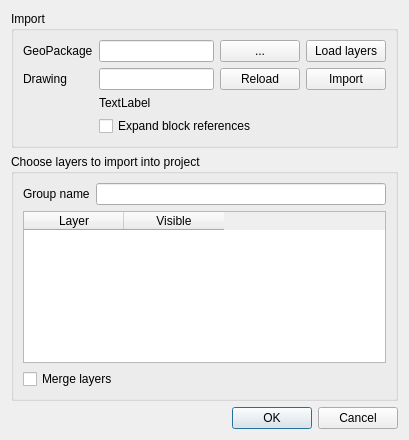
This is src/ui/qgsdwgimportbase.ui in jef-n/QGIS as Qt 5 draws it before an edit. The edited form follows.
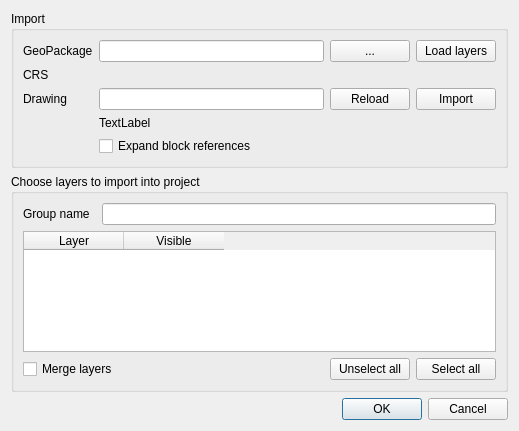
This is the edited form. Custom widgets are drawn as their Qt base class.

Commit message: * reduce debugging noise * select and assign CRS * port block expansion to OGR + byblock * select/deselect all layers

What changed in the file:
```diff
--- a/src/ui/qgsdwgimportbase.ui
+++ b/src/ui/qgsdwgimportbase.ui
@@ -6,8 +6,8 @@
    <rect>
     <x>0</x>
     <y>0</y>
-    <width>409</width>
-    <height>440</height>
+    <width>519</width>
+    <height>431</height>
    </rect>
   </property>
   <property name="windowTitle">
@@ -33,7 +33,7 @@
       <bool>false</bool>
      </property>
      <layout class="QGridLayout" name="gridLayout_2">
-      <item row="1" column="0" colspan="2">
+      <item row="1" column="0" colspan="3">
        <widget class="QTableWidget" name="mLayers">
         <property name="alternatingRowColors">
          <bool>true</bool>
@@ -53,12 +53,8 @@
         </column>
        </widget>
       </item>
-      <item row="2" column="0" colspan="2">
-       <widget class="QCheckBox" name="cbMergeLayers">
-        <property name="text">
-         <string>Merge layers</string>
-        </property>
-       </widget>
+      <item row="0" column="2">
+       <widget class="QLineEdit" name="leLayerGroup"/>
       </item>
       <item row="0" column="0">
        <widget class="QLabel" name="label_3">
@@ -67,8 +63,43 @@
         </property>
        </widget>
       </item>
-      <item row="0" column="1">
-       <widget class="QLineEdit" name="leLayerGroup"/>
+      <item row="2" column="0" colspan="3">
+       <layout class="QHBoxLayout" name="horizontalLayout_3">
+        <item>
+         <widget class="QCheckBox" name="cbMergeLayers">
+          <property name="text">
+           <string>Merge layers</string>
+          </property>
+         </widget>
+        </item>
+        <item>
+         <spacer name="horizontalSpacer">
+          <property name="orientation">
+           <enum>Qt::Horizontal</enum>
+          </property>
+          <property name="sizeHint" stdset="0">
+           <size>
+            <width>40</width>
+            <height>20</height>
+           </size>
+          </property>
+         </spacer>
+        </item>
+        <item>
+         <widget class="QPushButton" name="pbDeselectAll">
+          <property name="text">
+           <string>Unselect all</string>
+          </property>
+         </widget>
+        </item>
+        <item>
+         <widget class="QPushButton" name="pbSelectAll">
+          <property name="text">
+           <string>Select all</string>
+          </property>
+         </widget>
+        </item>
+       </layout>
       </item>
      </layout>
     </widget>
@@ -79,14 +110,14 @@
       <string>Import</string>
      </property>
      <layout class="QGridLayout" name="gridLayout_4">
-      <item row="1" column="0">
+      <item row="3" column="0">
        <widget class="QLabel" name="label_2">
         <property name="text">
          <string>Drawing</string>
         </property>
        </widget>
       </item>
-      <item row="1" column="1">
+      <item row="3" column="1">
        <layout class="QHBoxLayout" name="horizontalLayout_2">
         <item>
          <widget class="QLineEdit" name="leDrawing">
@@ -143,25 +174,66 @@
         </item>
        </layout>
       </item>
-      <item row="3" column="1">
+      <item row="5" column="1">
        <widget class="QLabel" name="lblMessage">
         <property name="text">
          <string notr="true">TextLabel</string>
         </property>
        </widget>
       </item>
-      <item row="4" column="1">
+      <item row="6" column="1">
        <widget class="QCheckBox" name="cbExpandInserts">
         <property name="text">
          <string>Expand block references</string>
         </property>
        </widget>
       </item>
+      <item row="1" column="0">
+       <widget class="QLabel" name="label_4">
+        <property name="text">
+         <string>CRS</string>
+        </property>
+        <property name="buddy">
+         <cstring>mCrsSelector</cstring>
+        </property>
+       </widget>
+      </item>
+      <item row="1" column="1">
+       <widget class="QgsProjectionSelectionWidget" name="mCrsSelector">
+        <property name="focusPolicy">
+         <enum>Qt::StrongFocus</enum>
+        </property>
+       </widget>
+      </item>
      </layout>
     </widget>
    </item>
   </layout>
  </widget>
+ <customwidgets>
+  <customwidget>
+   <class>QgsProjectionSelectionWidget</class>
+   <extends>QWidget</extends>
+   <header>qgsprojectionselectionwidget.h</header>
+   <container>1</container>
+  </customwidget>
+ </customwidgets>
+ <tabstops>
+  <tabstop>leDatabase</tabstop>
+  <tabstop>pbBrowseDatabase</tabstop>
+  <tabstop>pbLoadDatabase</tabstop>
+  <tabstop>mCrsSelector</tabstop>
+  <tabstop>leDrawing</tabstop>
+  <tabstop>pbImportDrawing</tabstop>
+  <tabstop>pbBrowseDrawing</tabstop>
+  <tabstop>cbExpandInserts</tabstop>
+  <tabstop>leLayerGroup</tabstop>
+  <tabstop>mLayers</tabstop>
+  <tabstop>cbMergeLayers</tabstop>
+  <tabstop>pbDeselectAll</tabstop>
+  <tabstop>pbSelectAll</tabstop>
+  <tabstop>buttonBox</tabstop>
+ </tabstops>
  <resources/>
  <connections>
   <connection>
```
Left out of the diff: 9 changed lines with no effect on the pictures. The commit also changes 9 other files.
